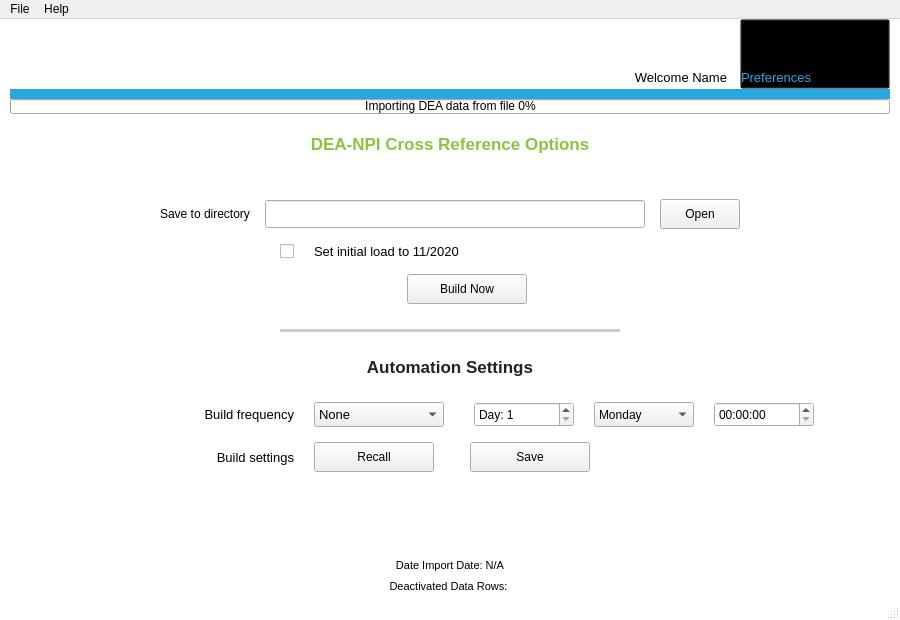
First picture: the form in ui/main.ui, repository gmerrittGit22/DEA_NPI, before the edit.
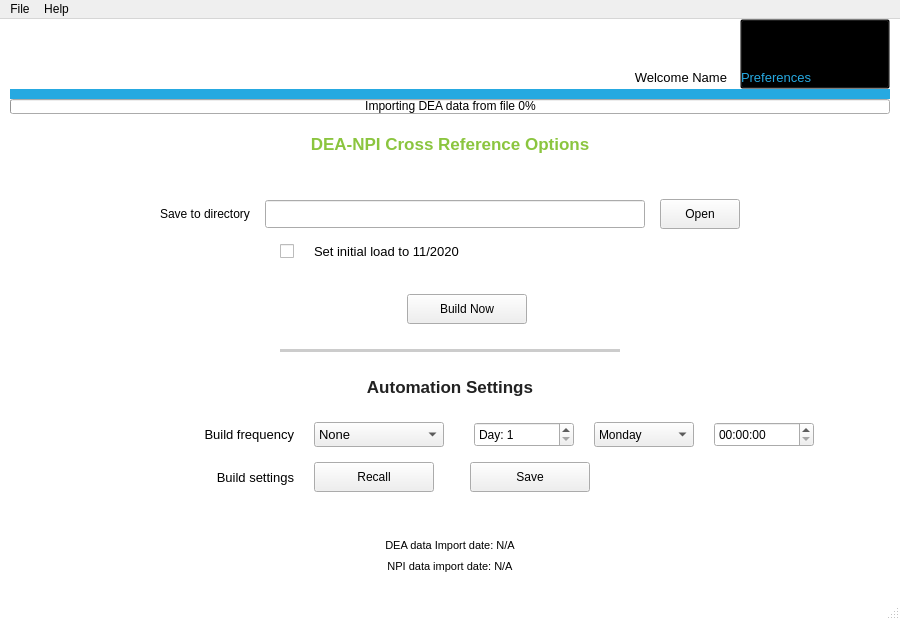
Second picture: the form after the edit.

What changed in the file:
```diff
--- a/ui/main.ui
+++ b/ui/main.ui
@@ -300,6 +300,153 @@
       <property name="verticalSpacing">
        <number>15</number>
       </property>
+      <item row="3" column="1">
+       <widget class="QCheckBox" name="ckb_sil">
+        <property name="text">
+         <string/>
+        </property>
+       </widget>
+      </item>
+      <item row="11" column="3" colspan="3">
+       <layout class="QHBoxLayout" name="horizontalLayout_4">
+        <property name="spacing">
+         <number>20</number>
+        </property>
+        <property name="leftMargin">
+         <number>10</number>
+        </property>
+        <item>
+         <widget class="QSpinBox" name="sb_mday">
+          <property name="minimumSize">
+           <size>
+            <width>100</width>
+            <height>25</height>
+           </size>
+          </property>
+          <property name="maximumSize">
+           <size>
+            <width>100</width>
+            <height>25</height>
+           </size>
+          </property>
+          <property name="font">
+           <font>
+            <family>Arial</family>
+            <pointsize>9</pointsize>
+           </font>
+          </property>
+          <property name="suffix">
+           <string/>
+          </property>
+          <property name="prefix">
+           <string>Day: </string>
+          </property>
+          <property name="minimum">
+           <number>1</number>
+          </property>
+          <property name="maximum">
+           <number>31</number>
+          </property>
+          <property name="value">
+           <number>1</number>
+          </property>
+         </widget>
+        </item>
+        <item>
+         <widget class="QComboBox" name="cb_wday">
+          <property name="minimumSize">
+           <size>
+            <width>100</width>
+            <height>25</height>
+           </size>
+          </property>
+          <property name="maximumSize">
+           <size>
+            <width>100</width>
+            <height>25</height>
+           </size>
+          </property>
+          <property name="font">
+           <font>
+            <family>Arial</family>
+            <pointsize>9</pointsize>
+            <weight>50</weight>
+            <bold>false</bold>
+           </font>
+          </property>
+          <item>
+           <property name="text">
+            <string>Monday</string>
+           </property>
+          </item>
+          <item>
+           <property name="text">
+            <string>Tuesday</string>
+           </property>
+          </item>
+          <item>
+           <property name="text">
+            <string>Wednesday</string>
+           </property>
+          </item>
+          <item>
+           <property name="text">
+            <string>Thursday</string>
+           </property>
+          </item>
+          <item>
+           <property name="text">
+            <string>Friday</string>
+           </property>
+          </item>
+          <item>
+           <property name="text">
+            <string>Saturday</string>
+           </property>
+          </item>
+          <item>
+           <property name="text">
+            <string>Sunday</string>
+           </property>
+          </item>
+         </widget>
+        </item>
+        <item>
+         <widget class="QTimeEdit" name="te_time">
+          <property name="minimumSize">
+           <size>
+            <width>100</width>
+            <height>25</height>
+           </size>
+          </property>
+          <property name="maximumSize">
+           <size>
+            <width>100</width>
+            <height>25</height>
+           </size>
+          </property>
+          <property name="font">
+           <font>
+            <pointsize>9</pointsize>
+           </font>
+          </property>
+         </widget>
+        </item>
+        <item>
+         <spacer name="horizontalSpacer_19">
+          <property name="orientation">
+           <enum>Qt::Horizontal</enum>
+          </property>
+          <property name="sizeHint" stdset="0">
+           <size>
+            <width>40</width>
+            <height>20</height>
+           </size>
+          </property>
+         </spacer>
+        </item>
+       </layout>
+      </item>
       <item row="1" column="4">
        <spacer name="horizontalSpacer_11">
         <property name="orientation">
@@ -316,7 +463,7 @@
         </property>
        </spacer>
       </item>
-      <item row="10" column="2">
+      <item row="11" column="2">
        <widget class="QComboBox" name="cb_frequency">
         <property name="minimumSize">
          <size>
@@ -360,32 +507,35 @@
         </item>
        </widget>
       </item>
-      <item row="4" column="2" colspan="3" alignment="Qt::AlignHCenter">
-       <widget class="QPushButton" name="btn_build">
+      <item row="3" column="2" colspan="3">
+       <widget class="QLabel" name="lb_sil">
         <property name="minimumSize">
          <size>
-          <width>120</width>
-          <height>30</height>
+          <width>140</width>
+          <height>0</height>
          </size>
         </property>
         <property name="maximumSize">
          <size>
-          <width>150</width>
-          <height>16777215</height>
+          <width>234234</width>
+          <height>132132</height>
          </size>
         </property>
         <property name="font">
          <font>
           <family>Arial</family>
-          <pointsize>9</pointsize>
+          <pointsize>10</pointsize>
          </font>
         </property>
         <property name="text">
-         <string>Build Now</string>
+         <string>Set initial load to 11/2020</string>
+        </property>
+        <property name="alignment">
+         <set>Qt::AlignLeading|Qt::AlignLeft|Qt::AlignVCenter</set>
         </property>
        </widget>
       </item>
-      <item row="9" column="1" colspan="4">
+      <item row="10" column="1" colspan="4">
        <widget class="QLabel" name="label_16">
         <property name="sizePolicy">
          <sizepolicy hsizetype="Preferred" vsizetype="Fixed">
@@ -443,35 +593,32 @@
         </property>
        </spacer>
       </item>
-      <item row="3" column="2" colspan="3">
-       <widget class="QLabel" name="lb_sil">
+      <item row="5" column="2" colspan="3" alignment="Qt::AlignHCenter">
+       <widget class="QPushButton" name="btn_build">
         <property name="minimumSize">
          <size>
-          <width>140</width>
-          <height>0</height>
+          <width>120</width>
+          <height>30</height>
          </size>
         </property>
         <property name="maximumSize">
          <size>
-          <width>234234</width>
-          <height>132132</height>
+          <width>150</width>
+          <height>16777215</height>
          </size>
         </property>
         <property name="font">
          <font>
           <family>Arial</family>
-          <pointsize>10</pointsize>
+          <pointsize>9</pointsize>
          </font>
         </property>
         <property name="text">
-         <string>Set initial load to 11/2020</string>
-        </property>
-        <property name="alignment">
-         <set>Qt::AlignLeading|Qt::AlignLeft|Qt::AlignVCenter</set>
+         <string>Build Now</string>
         </property>
        </widget>
       </item>
-      <item row="11" column="2" colspan="3">
+      <item row="12" column="2" colspan="3">
        <layout class="QHBoxLayout" name="horizontalLayout_3">
         <item>
          <widget class="QPushButton" name="btn_view">
@@ -554,7 +701,7 @@
         </item>
        </layout>
       </item>
-      <item row="11" column="0" colspan="2">
+      <item row="12" column="0" colspan="2">
        <widget class="QLabel" name="label_8">
         <property name="minimumSize">
          <size>
@@ -582,7 +729,7 @@
         </property>
        </widget>
       </item>
-      <item row="10" column="0" colspan="2">
+      <item row="11" column="0" colspan="2">
        <widget class="QLabel" name="label_9">
         <property name="minimumSize">
          <size>
@@ -652,7 +799,7 @@
         </property>
        </widget>
       </item>
-      <item row="6" column="1" colspan="4">
+      <item row="7" column="1" colspan="4">
        <widget class="QLabel" name="label_12">
         <property name="sizePolicy">
          <sizepolicy hsizetype="Preferred" vsizetype="Fixed">
@@ -685,153 +832,6 @@
         </property>
        </widget>
       </item>
-      <item row="10" column="3" colspan="3">
-       <layout class="QHBoxLayout" name="horizontalLayout_4">
-        <property name="spacing">
-         <number>20</number>
-        </property>
-        <property name="leftMargin">
-         <number>10</number>
-        </property>
-        <item>
-         <widget class="QSpinBox" name="sb_mday">
-          <property name="minimumSize">
-           <size>
-            <width>100</width>
-            <height>25</height>
-           </size>
-          </property>
-          <property name="maximumSize">
-           <size>
-            <width>100</width>
-            <height>25</height>
-           </size>
-          </property>
-          <property name="font">
-           <font>
-            <family>Arial</family>
-            <pointsize>9</pointsize>
-           </font>
-          </property>
-          <property name="suffix">
-           <string/>
-          </property>
-          <property name="prefix">
-           <string>Day: </string>
-          </property>
-          <property name="minimum">
-           <number>1</number>
-          </property>
-          <property name="maximum">
-           <number>31</number>
-          </property>
-          <property name="value">
-           <number>1</number>
-          </property>
-         </widget>
-        </item>
-        <item>
-         <widget class="QComboBox" name="cb_wday">
-          <property name="minimumSize">
-           <size>
-            <width>100</width>
-            <height>25</height>
-           </size>
-          </property>
-          <property name="maximumSize">
-           <size>
-            <width>100</width>
-            <height>25</height>
-           </size>
-          </property>
-          <property name="font">
-           <font>
-            <family>Arial</family>
-            <pointsize>9</pointsize>
-            <weight>50</weight>
-            <bold>false</bold>
-           </font>
-          </property>
-          <item>
-           <property name="text">
-            <string>Monday</string>
-           </property>
-          </item>
-          <item>
-           <property name="text">
-            <string>Tuesday</string>
-           </property>
-          </item>
-          <item>
-           <property name="text">
-            <string>Wednesday</string>
-           </property>
-          </item>
-          <item>
-           <property name="text">
-            <string>Thursday</string>
-           </property>
-          </item>
-          <item>
-           <property name="text">
-            <string>Friday</string>
-           </property>
-          </item>
-          <item>
-           <property name="text">
-            <string>Saturday</string>
-           </property>
-          </item>
-          <item>
-           <property name="text">
-            <string>Sunday</string>
-           </property>
-          </item>
-         </widget>
-        </item>
-        <item>
-         <widget class="QTimeEdit" name="te_time">
-          <property name="minimumSize">
-           <size>
-            <width>100</width>
-            <height>25</height>
-           </size>
-          </property>
-          <property name="maximumSize">
-           <size>
-            <width>100</width>
-            <height>25</height>
-           </size>
-          </property>
-          <property name="font">
-           <font>
-            <pointsize>9</pointsize>
-           </font>
-          </property>
-         </widget>
-        </item>
-        <item>
-         <spacer name="horizontalSpacer_19">
-          <property name="orientation">
-           <enum>Qt::Horizontal</enum>
-          </property>
-          <property name="sizeHint" stdset="0">
-           <size>
-            <width>40</width>
-            <height>20</height>
-           </size>
-          </property>
-         </spacer>
-        </item>
-       </layout>
-      </item>
-      <item row="3" column="1">
-       <widget class="QCheckBox" name="ckb_sil">
-        <property name="text">
-         <string/>
-        </property>
-       </widget>
-      </item>
       <item row="2" column="0" colspan="6">
        <layout class="QHBoxLayout" name="horizontalLayout">
         <item>
@@ -976,7 +976,7 @@
         </property>
        </spacer>
       </item>
-      <item row="5" column="2" colspan="2">
+      <item row="6" column="2" colspan="2">
        <spacer name="verticalSpacer_8">
         <property name="orientation">
          <enum>Qt::Vertical</enum>
@@ -992,7 +992,7 @@
         </property>
        </spacer>
       </item>
-      <item row="12" column="1" colspan="4">
+      <item row="13" column="1" colspan="4">
        <layout class="QVBoxLayout" name="verticalLayout_2">
         <property name="spacing">
          <number>8</number>
@@ -1034,7 +1034,7 @@
            </font>
           </property>
           <property name="text">
-           <string>Date Import Date: N/A</string>
+           <string>DEA data Import date: N/A</string>
           </property>
           <property name="alignment">
            <set>Qt::AlignCenter</set>
@@ -1062,7 +1062,7 @@
            </font>
           </property>
           <property name="text">
-           <string>Deactivated Data Rows: </string>
+           <string>NPI data import date: N/A</string>
           </property>
           <property name="alignment">
            <set>Qt::AlignCenter</set>
@@ -1071,8 +1071,40 @@
         </item>
        </layout>
       </item>
+      <item row="4" column="2" colspan="2">
+       <spacer name="verticalSpacer_9">
+        <property name="orientation">
+         <enum>Qt::Vertical</enum>
+        </property>
+        <property name="sizeType">
+         <enum>QSizePolicy::Fixed</enum>
+        </property>
+        <property name="sizeHint" stdset="0">
+         <size>
+          <width>20</width>
+          <height>20</height>
+         </size>
+        </property>
+       </spacer>
+      </item>
      </layout>
     </item>
+    <item row="6" column="0">
+     <spacer name="verticalSpacer_10">
+      <property name="orientation">
+       <enum>Qt::Vertical</enum>
+      </property>
+      <property name="sizeType">
+       <enum>QSizePolicy::Fixed</enum>
+      </property>
+      <property name="sizeHint" stdset="0">
+       <size>
+        <width>20</width>
+        <height>20</height>
+       </size>
+      </property>
+     </spacer>
+    </item>
    </layout>
   </widget>
   <widget class="QMenuBar" name="menuBar">
```
Left out of the diff: 70 changed lines with no effect on the pictures.
